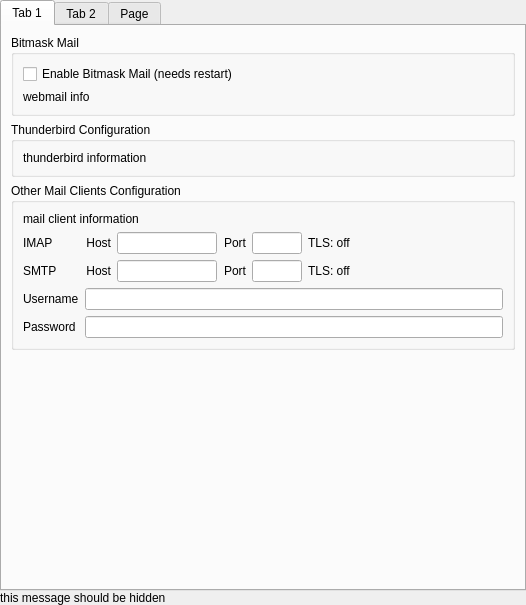
Before: the Qt Designer form src/leap/bitmask/gui/ui/preferences_email_page.ui in leapcode/bitmask_client, drawn with Qt 5.
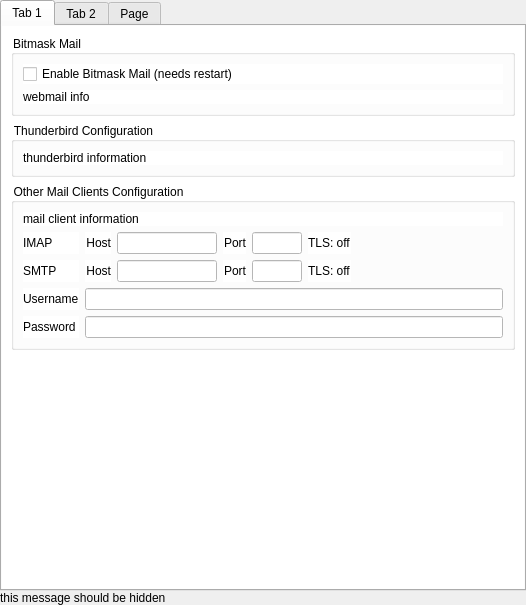
After: the same form once the commit is applied.

Commit message: [bug] add scrollbars to mail preference panel

```diff
--- a/src/leap/bitmask/gui/ui/preferences_email_page.ui
+++ b/src/leap/bitmask/gui/ui/preferences_email_page.ui
@@ -32,11 +32,47 @@
       <property name="accessibleDescription">
        <string/>
       </property>
+      <property name="styleSheet">
+       <string notr="true">background: palette(base);</string>
+      </property>
       <attribute name="title">
        <string>Tab 1</string>
       </attribute>
       <layout class="QVBoxLayout" name="verticalLayout_7">
        <item>
+        <widget class="QScrollArea" name="scrollArea">
+         <property name="styleSheet">
+          <string notr="true"/>
+         </property>
+         <property name="frameShape">
+          <enum>QFrame::NoFrame</enum>
+         </property>
+         <property name="widgetResizable">
+          <bool>true</bool>
+         </property>
+         <widget class="QWidget" name="scrollAreaWidgetContents">
+          <property name="geometry">
+           <rect>
+            <x>0</x>
+            <y>0</y>
+            <width>504</width>
+            <height>537</height>
+           </rect>
+          </property>
+          <property name="autoFillBackground">
+           <bool>false</bool>
+          </property>
+          <property name="styleSheet">
+           <string notr="true">background: palette(base);</string>
+          </property>
+          <layout class="QVBoxLayout" name="verticalLayout_8">
+           <property name="spacing">
+            <number>6</number>
+           </property>
+           <property name="margin">
+            <number>0</number>
+           </property>
+           <item>
         <widget class="QGroupBox" name="webmail_box">
          <property name="title">
           <string>Bitmask Mail</string>
@@ -366,10 +402,14 @@
          <property name="sizeHint" stdset="0">
           <size>
            <width>20</width>
-           <height>40</height>
+               <height>4</height>
           </size>
          </property>
         </spacer>
+           </item>
+          </layout>
+         </widget>
+        </widget>
        </item>
       </layout>
      </widget>
```
Lines whose indentation alone changed are shown as unchanged. The commit also changes 1 other file.
